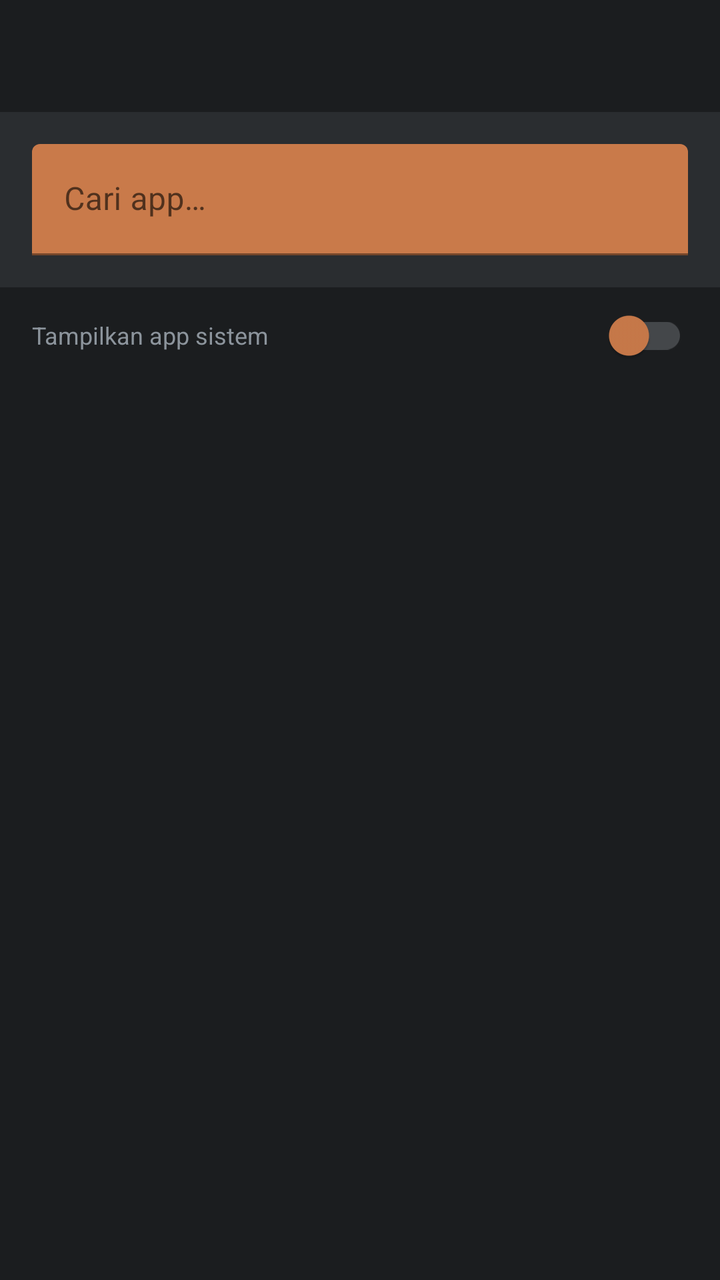
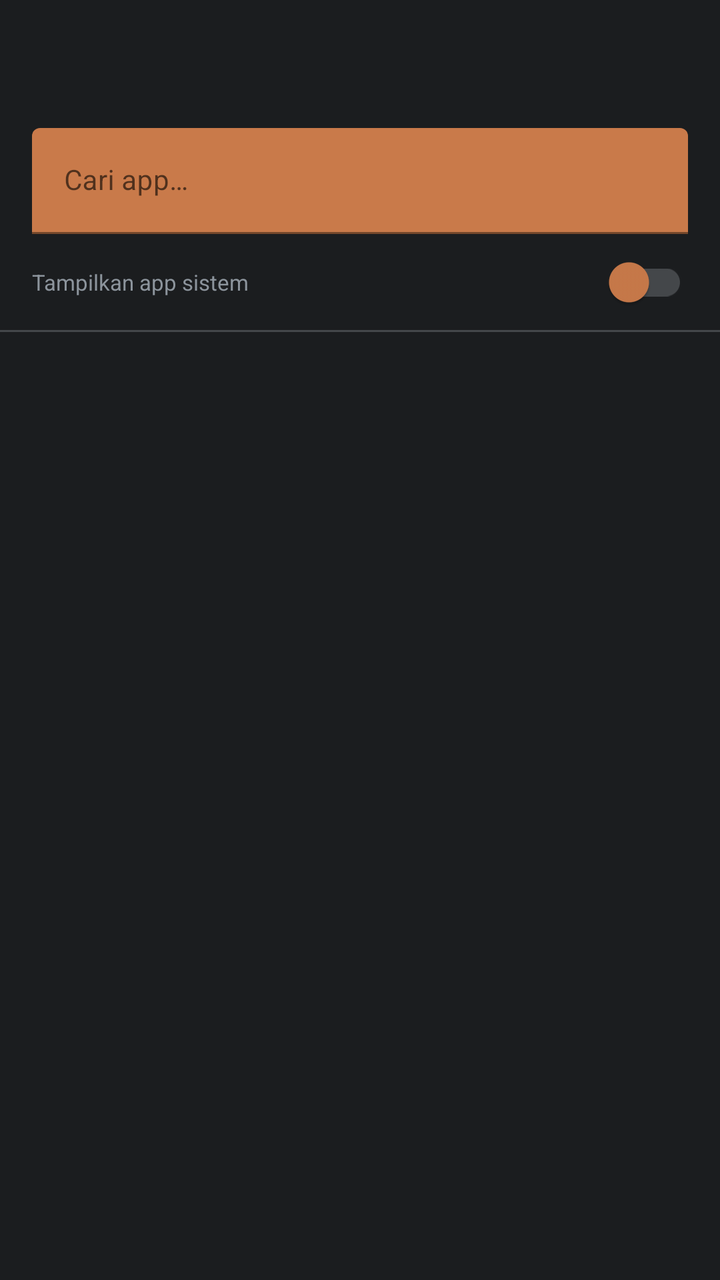

The first picture is an Android layout as it rendered before a commit; the second is the same layout after the commit. The layout source and the unified diff follow.
<!-- AndroidManifest.xml: activity theme Theme.AllMight -->
<!-- res/layout/activity_app_list.xml -->
<?xml version="1.0" encoding="utf-8"?>
<LinearLayout xmlns:android="http://schemas.android.com/apk/res/android"
    android:layout_width="match_parent"
    android:layout_height="match_parent"
    android:background="@color/graphite_90"
    android:fitsSystemWindows="true"
    android:orientation="vertical">

    <include layout="@layout/toolbar" />

    <com.google.android.material.textfield.TextInputLayout
        android:layout_width="match_parent"
        android:layout_height="wrap_content"
        android:padding="@dimen/spacing_md"
        android:background="@color/graphite_70"
        app:boxStrokeColor="@color/copper_signal"
        xmlns:app="http://schemas.android.com/apk/res-auto">

        <com.google.android.material.textfield.TextInputEditText
            android:id="@+id/etSearch"
            android:layout_width="match_parent"
            android:layout_height="wrap_content"
            android:hint="@string/search_app"
            android:textColorHint="@color/steel_40"
            android:textColor="@color/paper_05"
            android:backgroundTint="@color/copper_signal" />
    </com.google.android.material.textfield.TextInputLayout>

    <com.google.android.material.switchmaterial.SwitchMaterial
        android:id="@+id/switchShowSystem"
        android:layout_width="match_parent"
        android:layout_height="wrap_content"
        android:paddingHorizontal="@dimen/spacing_md"
        android:paddingVertical="@dimen/spacing_sm"
        android:text="@string/show_system_apps"
        android:textColor="@color/steel_40"
        android:textSize="@dimen/text_label"
        app:thumbTint="@color/copper_signal"
        app:trackTint="@color/graphite_50"
        xmlns:app="http://schemas.android.com/apk/res-auto" />

    <androidx.recyclerview.widget.RecyclerView
        android:id="@+id/rvApps"
        android:layout_width="match_parent"
        android:layout_height="match_parent"
        style="@style/Widget.AllMight.RecyclerView" />
</LinearLayout>
<!-- res/layout/toolbar.xml (included above) -->
<?xml version="1.0" encoding="utf-8"?>
<com.google.android.material.appbar.MaterialToolbar
    xmlns:android="http://schemas.android.com/apk/res/android"
    android:id="@+id/toolbar"
    android:layout_width="match_parent"
    android:layout_height="?attr/actionBarSize"
    android:background="@color/graphite_90"
    app:titleTextColor="@color/paper_05"
    app:subtitleTextColor="@color/steel_40"
    xmlns:app="http://schemas.android.com/apk/res-auto" />
<!-- resources referenced by this layout -->
<resources>
  <color name="copper_signal">#FFC97A4A</color>
  <color name="graphite_50">#FF44474A</color>
  <color name="graphite_70">#FF2A2D30</color>
  <color name="graphite_90">#FF1B1D1F</color>
  <color name="paper_05">#FFEDEBE6</color>
  <color name="steel_40">#FF8C949C</color>
  <dimen name="spacing_md">16dp</dimen>
  <dimen name="spacing_sm">8dp</dimen>
  <dimen name="text_label">12sp</dimen>
  <string name="search_app">Cari app…</string>
  <string name="show_system_apps">Tampilkan app sistem</string>
  <style name="Widget.AllMight.RecyclerView" parent="">
          <item name="android:background">@color/graphite_90</item>
          <item name="android:clipToPadding">false</item>
          <item name="android:paddingTop">8dp</item>
          <item name="android:paddingBottom">8dp</item>
      </style>
  <style name="Theme.AllMight" parent="Theme.MaterialComponents.DayNight.NoActionBar">
          <item name="colorPrimary">@color/copper_signal</item>
          <item name="colorPrimaryVariant">@color/copper_signal_dim</item>
          <item name="colorOnPrimary">@color/paper_05</item>
          <item name="colorSecondary">@color/copper_signal</item>
          <item name="colorSecondaryVariant">@color/copper_signal_dim</item>
          <item name="colorOnSecondary">@color/paper_05</item>
          <item name="android:statusBarColor">@color/graphite_90</item>
          <item name="android:navigationBarColor">@color/graphite_90</item>
          <item name="android:windowBackground">@color/graphite_90</item>
          <item name="android:textColorPrimary">@color/paper_05</item>
          <item name="android:textColorSecondary">@color/steel_40</item>
          <item name="android:windowLightStatusBar">false</item>
      </style>
  <color name="copper_signal_dim">#99C97A4A</color>
</resources>

<!-- the commit's change to res/layout/activity_app_list.xml (unified diff, before → after) -->
@@ -11,8 +11,8 @@
     <com.google.android.material.textfield.TextInputLayout
         android:layout_width="match_parent"
         android:layout_height="wrap_content"
-        android:padding="@dimen/spacing_md"
-        android:background="@color/graphite_70"
+        android:layout_marginHorizontal="@dimen/spacing_md"
+        android:layout_marginTop="@dimen/spacing_sm"
         app:boxStrokeColor="@color/copper_signal"
         xmlns:app="http://schemas.android.com/apk/res-auto">
 
@@ -23,6 +23,7 @@
             android:hint="@string/search_app"
             android:textColorHint="@color/steel_40"
             android:textColor="@color/paper_05"
+            android:textSize="@dimen/text_body"
             android:backgroundTint="@color/copper_signal" />
     </com.google.android.material.textfield.TextInputLayout>
 
@@ -34,16 +35,22 @@
         android:paddingVertical="@dimen/spacing_sm"
         android:text="@string/show_system_apps"
         android:textColor="@color/steel_40"
-        android:textSize="@dimen/text_label"
+        android:textSize="@dimen/text_small"
         app:thumbTint="@color/copper_signal"
         app:trackTint="@color/graphite_50"
         xmlns:app="http://schemas.android.com/apk/res-auto" />
+
+    <View
+        android:layout_width="match_parent"
+        android:layout_height="1dp"
+        android:background="@color/graphite_50" />
 
     <androidx.recyclerview.widget.RecyclerView
         android:id="@+id/rvApps"
         android:layout_width="match_parent"
         android:layout_height="match_parent"
-        style="@style/Widget.AllMight.RecyclerView" />
+        android:clipToPadding="false"
+        android:paddingBottom="@dimen/spacing_sm" />
 </LinearLayout>
 <!-- res/layout/toolbar.xml (included above) -->
 <?xml version="1.0" encoding="utf-8"?>
<!-- resource entries referenced after the edit -->
@@ -2,21 +2,15 @@
 <resources>
   <color name="copper_signal">#FFC97A4A</color>
   <color name="graphite_50">#FF44474A</color>
-  <color name="graphite_70">#FF2A2D30</color>
   <color name="graphite_90">#FF1B1D1F</color>
   <color name="paper_05">#FFEDEBE6</color>
   <color name="steel_40">#FF8C949C</color>
   <dimen name="spacing_md">16dp</dimen>
   <dimen name="spacing_sm">8dp</dimen>
-  <dimen name="text_label">12sp</dimen>
+  <dimen name="text_body">14sp</dimen>
+  <dimen name="text_small">11sp</dimen>
   <string name="search_app">Cari app…</string>
   <string name="show_system_apps">Tampilkan app sistem</string>
-  <style name="Widget.AllMight.RecyclerView" parent="">
-          <item name="android:background">@color/graphite_90</item>
-          <item name="android:clipToPadding">false</item>
-          <item name="android:paddingTop">8dp</item>
-          <item name="android:paddingBottom">8dp</item>
-      </style>
   <style name="Theme.AllMight" parent="Theme.MaterialComponents.DayNight.NoActionBar">
           <item name="colorPrimary">@color/copper_signal</item>
           <item name="colorPrimaryVariant">@color/copper_signal_dim</item>
